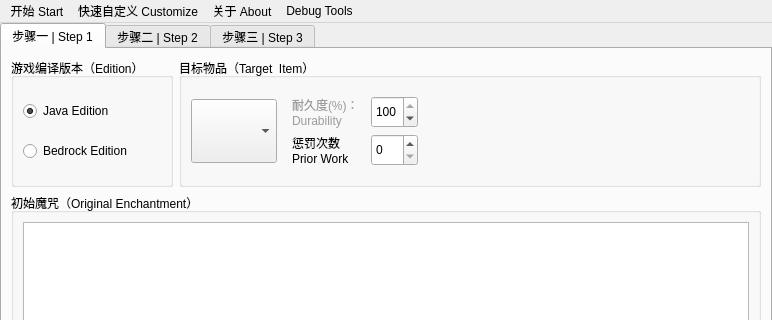
Dinosaur-MC/BestEnchSeq, file awindow.ui: the form before one commit; both pictures show x 0 to 772 and y 0 to 320 of the 772 by 753 pixel window.
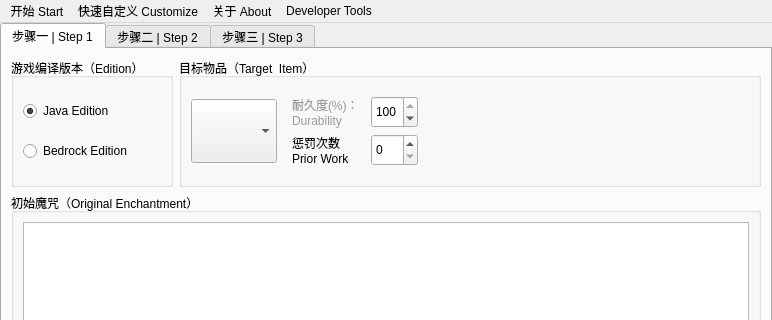
The form after the commit. Custom widgets are drawn as their Qt base class.

```diff
--- a/awindow.ui
+++ b/awindow.ui
@@ -1173,9 +1173,9 @@
     <addaction name="actionWeapon"/>
     <addaction name="actionEnchantment"/>
    </widget>
-   <widget class="QMenu" name="menu_DebugTools">
+   <widget class="QMenu" name="menu_DeveloperTools">
     <property name="title">
-     <string>Debug Tools</string>
+     <string>Developer Tools</string>
     </property>
     <addaction name="actionA"/>
     <addaction name="actionB"/>
@@ -1185,7 +1185,7 @@
    <addaction name="menu_Start"/>
    <addaction name="menu_Customize"/>
    <addaction name="menu_About"/>
-   <addaction name="menu_DebugTools"/>
+   <addaction name="menu_DeveloperTools"/>
   </widget>
   <widget class="QStatusBar" name="statusBar"/>
   <action name="actionInport">
```
